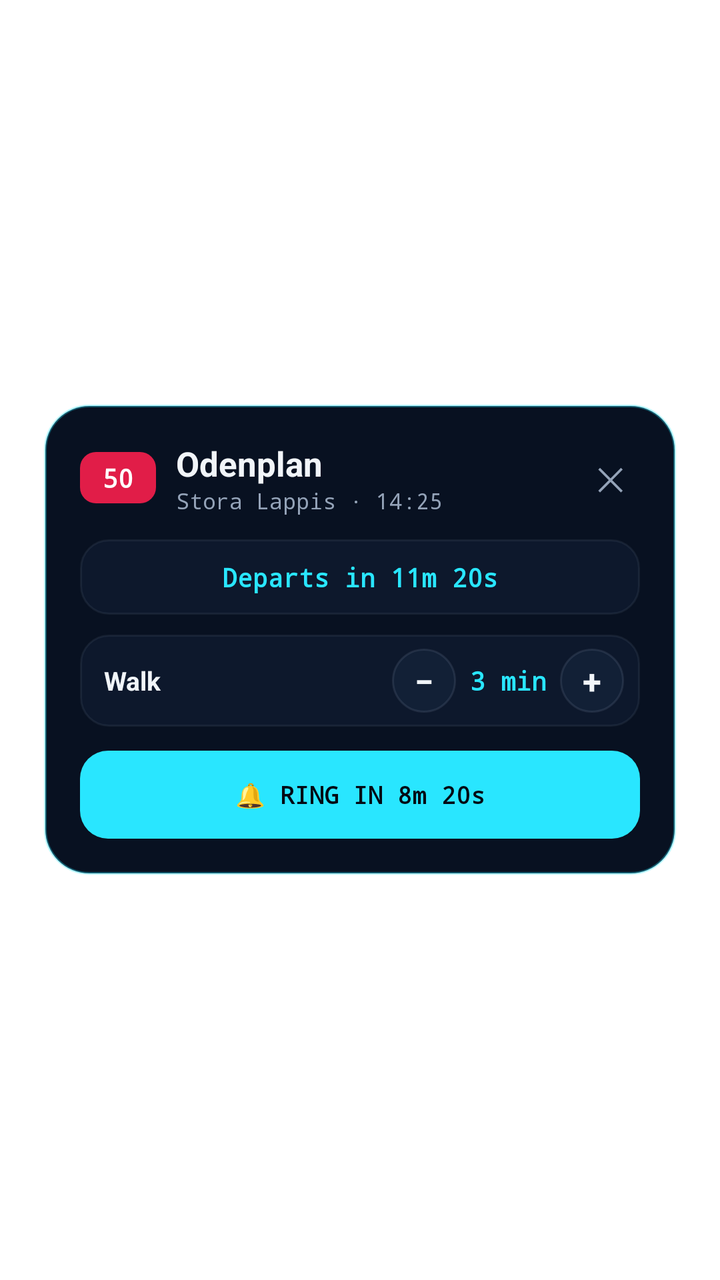
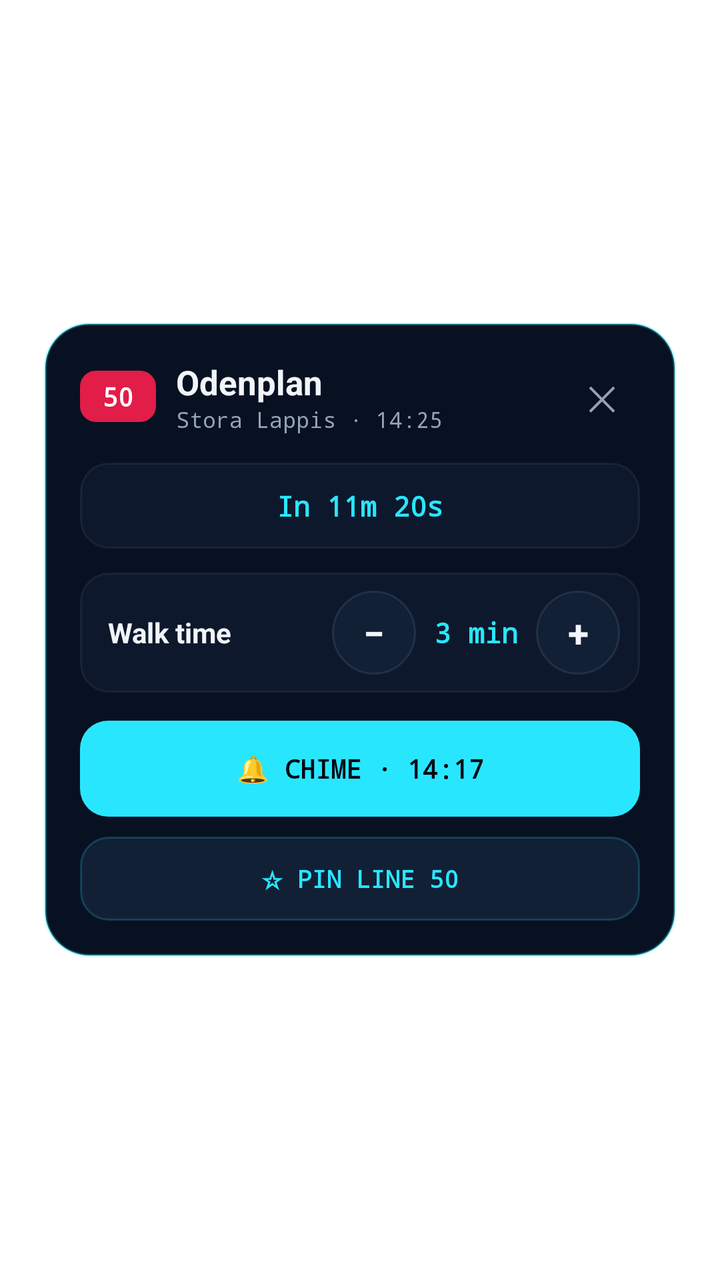

An Android layout rendered at two revisions. The XML below is the earlier revision; the diff shows what the commit changed to produce the second picture.
<!-- AndroidManifest.xml: activity theme Theme.TRadar.Dialog -->
<!-- res/layout/activity_departure_reminder.xml -->
<?xml version="1.0" encoding="utf-8"?>
<FrameLayout xmlns:android="http://schemas.android.com/apk/res/android"
    android:id="@+id/reminder_backdrop"
    android:layout_width="match_parent"
    android:layout_height="match_parent"
    android:background="@android:color/transparent"
    android:padding="22dp">

    <LinearLayout
        android:layout_width="match_parent"
        android:layout_height="wrap_content"
        android:layout_gravity="center"
        android:background="@drawable/dialog_card_bg"
        android:clickable="true"
        android:focusable="true"
        android:orientation="vertical"
        android:padding="18dp">

        <LinearLayout
            android:layout_width="match_parent"
            android:layout_height="wrap_content"
            android:gravity="center_vertical"
            android:orientation="horizontal">

            <TextView
                android:id="@+id/rem_badge"
                android:layout_width="wrap_content"
                android:layout_height="wrap_content"
                android:background="@drawable/badge_red"
                android:fontFamily="monospace"
                android:gravity="center"
                android:minWidth="38dp"
                android:paddingStart="8dp"
                android:paddingTop="4dp"
                android:paddingEnd="8dp"
                android:paddingBottom="4dp"
                android:text="50"
                android:textColor="#FFFFFF"
                android:textSize="13sp"
                android:textStyle="bold" />

            <LinearLayout
                android:layout_width="0dp"
                android:layout_height="wrap_content"
                android:layout_marginStart="10dp"
                android:layout_weight="1"
                android:orientation="vertical">

                <TextView
                    android:id="@+id/rem_dest"
                    android:layout_width="match_parent"
                    android:layout_height="wrap_content"
                    android:ellipsize="end"
                    android:maxLines="1"
                    android:text="Odenplan"
                    android:textColor="@color/text_primary"
                    android:textSize="17sp"
                    android:textStyle="bold" />

                <TextView
                    android:id="@+id/rem_meta"
                    android:layout_width="match_parent"
                    android:layout_height="wrap_content"
                    android:fontFamily="monospace"
                    android:text="Stora Lappis · 14:25"
                    android:textColor="@color/text_secondary"
                    android:textSize="11sp" />
            </LinearLayout>

            <TextView
                android:id="@+id/rem_close"
                android:layout_width="30dp"
                android:layout_height="30dp"
                android:gravity="center"
                android:text="✕"
                android:textColor="@color/text_secondary"
                android:textSize="16sp" />
        </LinearLayout>

        <TextView
            android:id="@+id/rem_countdown_banner"
            android:layout_width="match_parent"
            android:layout_height="wrap_content"
            android:layout_marginTop="12dp"
            android:background="@drawable/app_row_bg"
            android:fontFamily="monospace"
            android:gravity="center"
            android:padding="10dp"
            android:text="Departs in 11m 20s"
            android:textColor="@color/cyan_accent"
            android:textSize="13sp"
            android:textStyle="bold" />

        <LinearLayout
            android:layout_width="match_parent"
            android:layout_height="wrap_content"
            android:layout_marginTop="10dp"
            android:background="@drawable/app_row_bg"
            android:gravity="center_vertical"
            android:orientation="horizontal"
            android:paddingStart="12dp"
            android:paddingTop="7dp"
            android:paddingEnd="8dp"
            android:paddingBottom="7dp">

            <TextView
                android:layout_width="0dp"
                android:layout_height="wrap_content"
                android:layout_weight="1"
                android:text="Walk"
                android:textColor="@color/text_primary"
                android:textSize="13sp"
                android:textStyle="bold" />

            <TextView
                android:id="@+id/rem_walk_minus"
                android:layout_width="32dp"
                android:layout_height="32dp"
                android:background="@drawable/chip_idle"
                android:gravity="center"
                android:text="−"
                android:textColor="@color/text_primary"
                android:textSize="17sp"
                android:textStyle="bold" />

            <TextView
                android:id="@+id/rem_walk_value"
                android:layout_width="52dp"
                android:layout_height="wrap_content"
                android:fontFamily="monospace"
                android:gravity="center"
                android:text="3 min"
                android:textColor="@color/cyan_accent"
                android:textSize="13sp"
                android:textStyle="bold" />

            <TextView
                android:id="@+id/rem_walk_plus"
                android:layout_width="32dp"
                android:layout_height="32dp"
                android:background="@drawable/chip_idle"
                android:gravity="center"
                android:text="+"
                android:textColor="@color/text_primary"
                android:textSize="17sp"
                android:textStyle="bold" />
        </LinearLayout>

        <TextView
            android:id="@+id/rem_btn_set_timer"
            android:layout_width="match_parent"
            android:layout_height="44dp"
            android:layout_marginTop="12dp"
            android:background="@drawable/btn_primary_bg"
            android:fontFamily="monospace"
            android:gravity="center"
            android:text="🔔 RING IN 8m 20s"
            android:textColor="@color/bg_dark"
            android:textSize="12sp"
            android:textStyle="bold" />
    </LinearLayout>

</FrameLayout>
<!-- resources referenced by this layout -->
<resources>
  <color name="bg_dark">#040914</color>
  <color name="cyan_accent">#29E6FF</color>
  <color name="text_primary">#F1F5F9</color>
  <color name="text_secondary">#94A3B8</color>
  <!-- drawable app_row_bg (drawable) -->
  <?xml version="1.0" encoding="utf-8"?>
  <shape xmlns:android="http://schemas.android.com/apk/res/android"
      android:shape="rectangle">
      <solid android:color="#0D182C" />
      <stroke android:width="1dp" android:color="#1A94A3B8" />
      <corners android:radius="14dp" />
  </shape>
  <!-- drawable badge_red (drawable) -->
  <?xml version="1.0" encoding="utf-8"?>
  <shape xmlns:android="http://schemas.android.com/apk/res/android"
      android:shape="rectangle">
      <solid android:color="#E11D48" />
      <corners android:radius="8dp" />
  </shape>
  <!-- drawable btn_primary_bg (drawable) -->
  <?xml version="1.0" encoding="utf-8"?>
  <shape xmlns:android="http://schemas.android.com/apk/res/android"
      android:shape="rectangle">
      <solid android:color="#29E6FF" />
      <corners android:radius="14dp" />
  </shape>
  <!-- drawable chip_idle (drawable) -->
  <?xml version="1.0" encoding="utf-8"?>
  <shape xmlns:android="http://schemas.android.com/apk/res/android"
      android:shape="rectangle">
      <solid android:color="#122036" />
      <stroke android:width="1dp" android:color="#2694A3B8" />
      <corners android:radius="999dp" />
  </shape>
  <!-- drawable dialog_card_bg (drawable) -->
  <?xml version="1.0" encoding="utf-8"?>
  <shape xmlns:android="http://schemas.android.com/apk/res/android"
      android:shape="rectangle">
      <solid android:color="#081121" />
      <stroke android:width="1.2dp" android:color="#5529E6FF" />
      <corners android:radius="22dp" />
  </shape>
  <style name="Theme.TRadar.Dialog" parent="Theme.AppCompat.DayNight.NoActionBar">
          <item name="colorAccent">@color/cyan_accent</item>
          <item name="android:windowIsTranslucent">true</item>
          <item name="android:windowBackground">@android:color/transparent</item>
          <item name="android:backgroundDimEnabled">true</item>
          <item name="android:backgroundDimAmount">0.55</item>
          <item name="android:windowAnimationStyle">@android:style/Animation.Dialog</item>
      </style>
</resources>

<!-- the commit's change to res/layout/activity_departure_reminder.xml (unified diff, before → after) -->
@@ -69,93 +69,106 @@
 
             <TextView
                 android:id="@+id/rem_close"
-                android:layout_width="30dp"
-                android:layout_height="30dp"
+                android:layout_width="38dp"
+                android:layout_height="38dp"
                 android:gravity="center"
                 android:text="✕"
                 android:textColor="@color/text_secondary"
-                android:textSize="16sp" />
+                android:textSize="17sp" />
         </LinearLayout>
 
         <TextView
             android:id="@+id/rem_countdown_banner"
             android:layout_width="match_parent"
             android:layout_height="wrap_content"
-            android:layout_marginTop="12dp"
+            android:layout_marginTop="14dp"
             android:background="@drawable/app_row_bg"
             android:fontFamily="monospace"
             android:gravity="center"
-            android:padding="10dp"
-            android:text="Departs in 11m 20s"
+            android:padding="12dp"
+            android:text="In 11m 20s"
             android:textColor="@color/cyan_accent"
-            android:textSize="13sp"
+            android:textSize="14sp"
             android:textStyle="bold" />
 
         <LinearLayout
             android:layout_width="match_parent"
             android:layout_height="wrap_content"
-            android:layout_marginTop="10dp"
+            android:layout_marginTop="12dp"
             android:background="@drawable/app_row_bg"
             android:gravity="center_vertical"
             android:orientation="horizontal"
-            android:paddingStart="12dp"
-            android:paddingTop="7dp"
-            android:paddingEnd="8dp"
-            android:paddingBottom="7dp">
+            android:paddingStart="14dp"
+            android:paddingTop="9dp"
+            android:paddingEnd="10dp"
+            android:paddingBottom="9dp">
 
             <TextView
                 android:layout_width="0dp"
                 android:layout_height="wrap_content"
                 android:layout_weight="1"
-                android:text="Walk"
+                android:text="Walk time"
                 android:textColor="@color/text_primary"
-                android:textSize="13sp"
+                android:textSize="14sp"
                 android:textStyle="bold" />
 
             <TextView
                 android:id="@+id/rem_walk_minus"
-                android:layout_width="32dp"
-                android:layout_height="32dp"
+                android:layout_width="42dp"
+                android:layout_height="42dp"
                 android:background="@drawable/chip_idle"
                 android:gravity="center"
                 android:text="−"
                 android:textColor="@color/text_primary"
-                android:textSize="17sp"
+                android:textSize="19sp"
                 android:textStyle="bold" />
 
             <TextView
                 android:id="@+id/rem_walk_value"
-                android:layout_width="52dp"
+                android:layout_width="60dp"
                 android:layout_height="wrap_content"
                 android:fontFamily="monospace"
                 android:gravity="center"
                 android:text="3 min"
                 android:textColor="@color/cyan_accent"
-                android:textSize="13sp"
+                android:textSize="14sp"
                 android:textStyle="bold" />
 
             <TextView
                 android:id="@+id/rem_walk_plus"
-                android:layout_width="32dp"
-                android:layout_height="32dp"
+                android:layout_width="42dp"
+                android:layout_height="42dp"
                 android:background="@drawable/chip_idle"
                 android:gravity="center"
                 android:text="+"
                 android:textColor="@color/text_primary"
-                android:textSize="17sp"
+                android:textSize="19sp"
                 android:textStyle="bold" />
         </LinearLayout>
 
         <TextView
             android:id="@+id/rem_btn_set_timer"
             android:layout_width="match_parent"
-            android:layout_height="44dp"
-            android:layout_marginTop="12dp"
+            android:layout_height="48dp"
+            android:layout_marginTop="14dp"
             android:background="@drawable/btn_primary_bg"
             android:fontFamily="monospace"
             android:gravity="center"
-            android:text="🔔 RING IN 8m 20s"
+            android:text="🔔 CHIME · 14:17"
             android:textColor="@color/bg_dark"
+            android:textSize="13sp"
+            android:textStyle="bold" />
+
+        <TextView
+            android:id="@+id/rem_btn_pin_line"
+            android:layout_width="match_parent"
+            android:layout_height="42dp"
+            android:layout_marginTop="10dp"
+            android:background="@drawable/btn_secondary_bg"
+            android:fontFamily="monospace"
+            android:gravity="center"
+            android:text="☆ PIN LINE 50"
+            android:textColor="@color/cyan_accent"
             android:textSize="12sp"
             android:textStyle="bold" />
     </LinearLayout>
<!-- resource entries referenced after the edit -->
@@ -26,6 +26,14 @@
       <solid android:color="#29E6FF" />
       <corners android:radius="14dp" />
   </shape>
+  <!-- drawable btn_secondary_bg (drawable) -->
+  <?xml version="1.0" encoding="utf-8"?>
+  <shape xmlns:android="http://schemas.android.com/apk/res/android"
+      android:shape="rectangle">
+      <solid android:color="#122036" />
+      <stroke android:width="1dp" android:color="#3329E6FF" />
+      <corners android:radius="14dp" />
+  </shape>
   <!-- drawable chip_idle (drawable) -->
   <?xml version="1.0" encoding="utf-8"?>
   <shape xmlns:android="http://schemas.android.com/apk/res/android"
